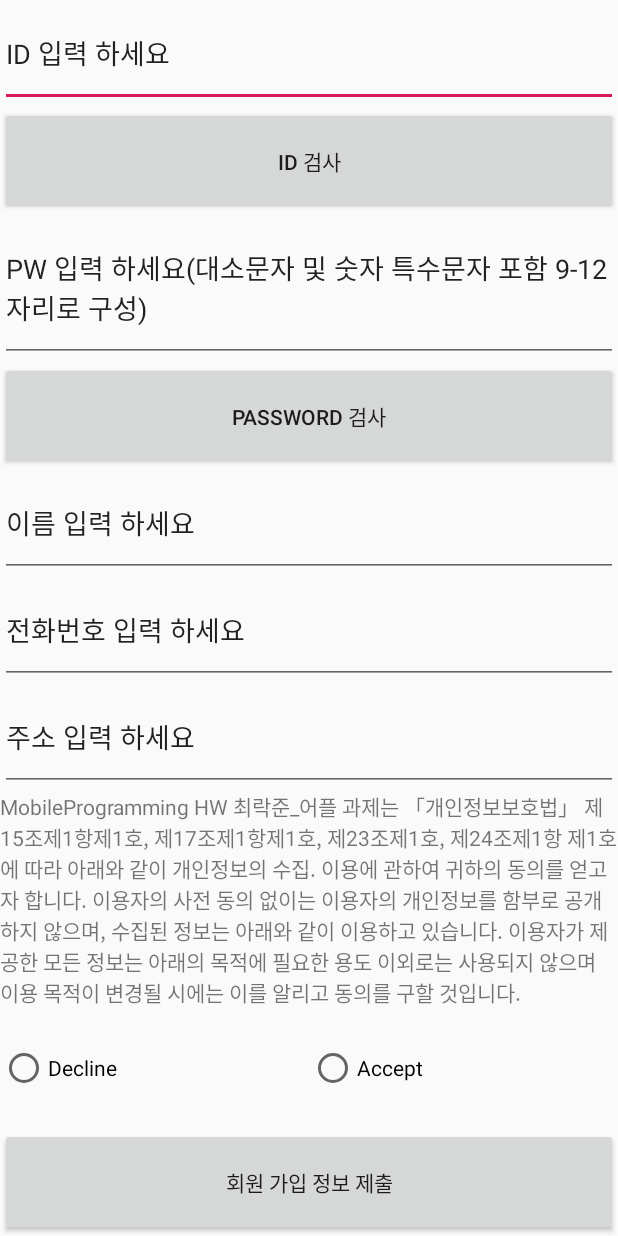
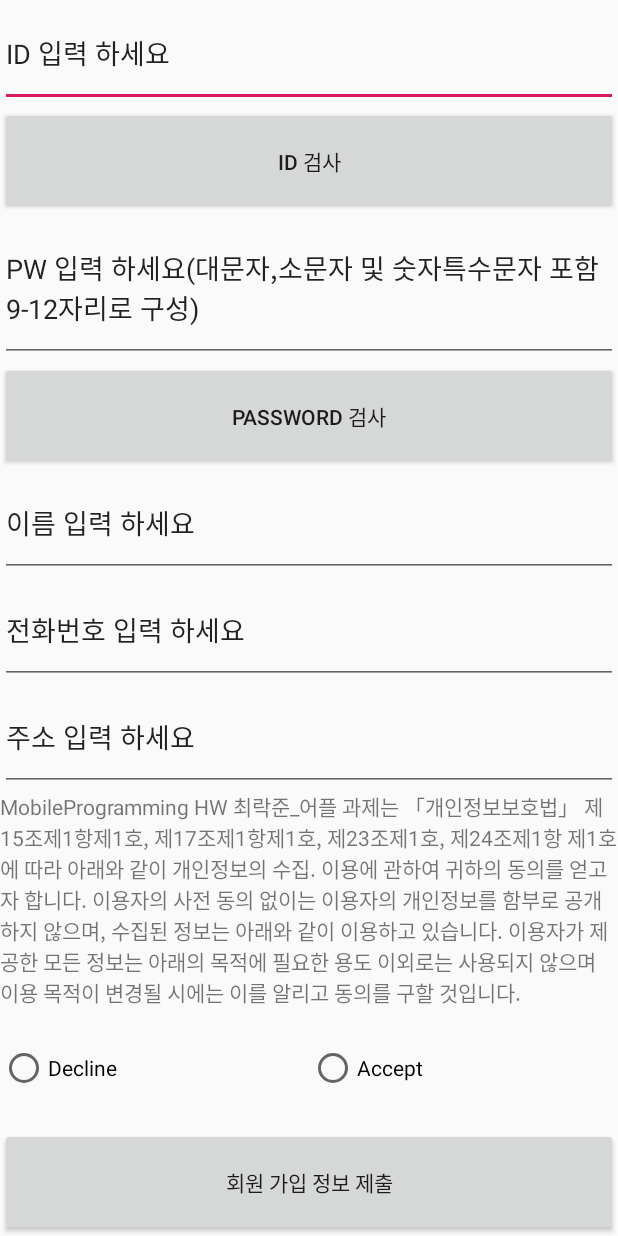
Before and after one commit to choirakjun/-_HW1, an Android app: the enroll screen opened directly, with no data from a screen before it, after a tap on "PASSWORD 검사", on a phone screen of 412 x 824 dp. Run offline under Robolectric (Android 15) with nearby library versions, the phone set to English and light mode, and no system bars.

Commit message:
비밀번호 조건 수정

```diff
--- a/src/main/java/com/example/a20142770__hw/enroll.java
+++ b/src/main/java/com/example/a20142770__hw/enroll.java
@@ -148,7 +148,7 @@ public class enroll extends Activity {
                 if(tt==false)
                 {
 
-                    Toast toast = Toast.makeText(getApplicationContext(), "비밀번호는 대소문자,숫자,특수문자로 구성되며 9-12자리여야 합니다.", Toast.LENGTH_LONG);
+                    Toast toast = Toast.makeText(getApplicationContext(), "비밀번호는 대,소문자,숫자,특수문자로 구성되며 9-12자리여야 합니다.", Toast.LENGTH_LONG);
                     toast.show();
 
                 }
--- a/src/main/res/layout/enroll.xml
+++ b/src/main/res/layout/enroll.xml
@@ -30,7 +30,7 @@
         android:layout_height="wrap_content"
         android:layout_centerHorizontal="true"
         android:layout_weight="1"
-        android:text="PW 입력 하세요(대소문자 및 숫자 특수문자 포함 9-12자리로 구성)"></EditText>
+        android:text="PW 입력 하세요(대문자,소문자 및 숫자특수문자 포함 9-12자리로 구성)"></EditText>
 
     <Button
         android:layout_height="wrap_content"
```
